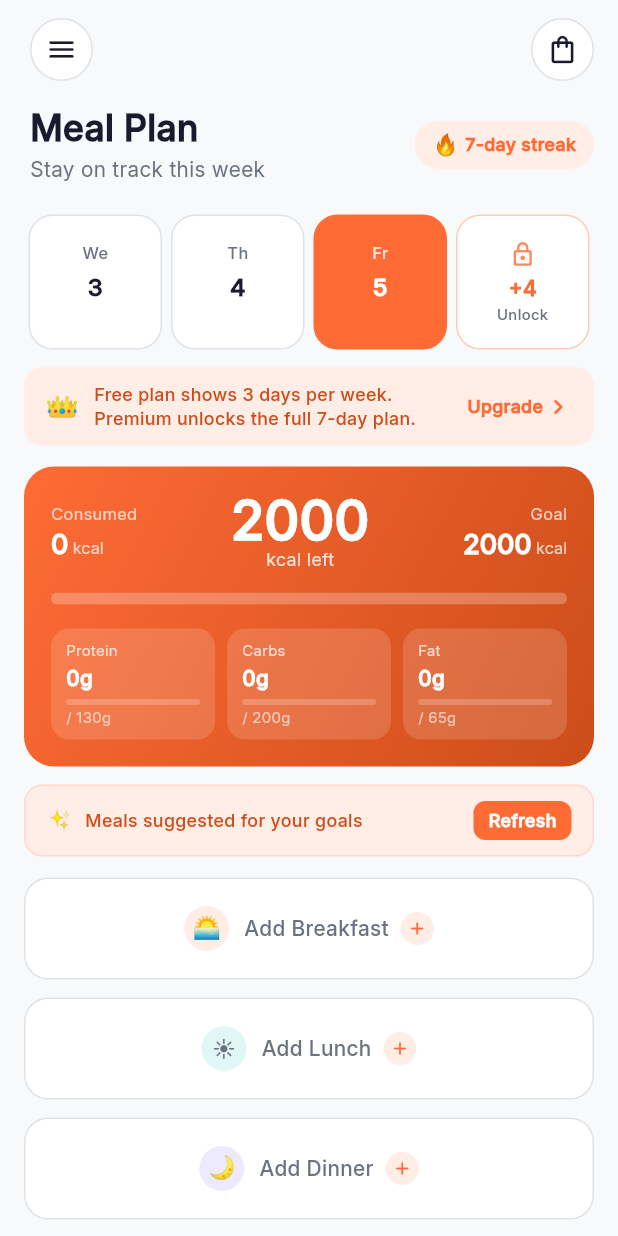
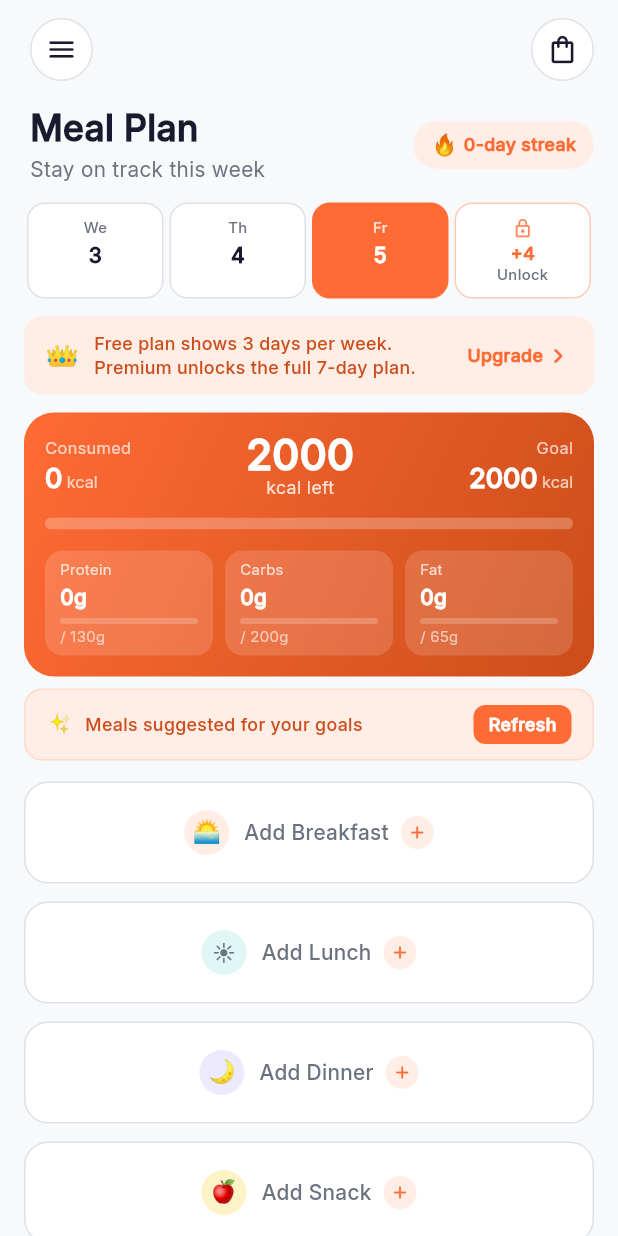
Before and after one commit to tside07/Cravvy-Cooking-App, a Flutter app: the MealPlanScreen screen opened directly, on a phone screen of 412 x 824 dp. Run offline on Flutter 3.47's test engine with Material 3 defaults, Android fonts, the phone set to English and light mode, and no system bars; our stand-ins replace cached_network_image, carousel_slider, easy_localization, equatable, flutter_dotenv, flutter_svg and 7 more; accounts and stored records are empty; project files that could hold a hidden picture were left out.

Commit message:
feat(meal-plan): real logged-meal streak and compact plan header

```diff
--- /dev/null
+++ b/lib/core/utils/meal_plan_streak.dart
@@ -0,0 +1,24 @@
+import 'package:cravvy_cooking_app/data/models/meal.dart';
+
+/// Consecutive days with at least one logged meal, counting backward from today.
+class MealPlanStreak {
+  MealPlanStreak._();
+
+  /// [todayIndex] Mon=0 … Sun=6; defaults to calendar today.
+  static int days(
+    List<DayPlan> weekPlan, {
+    int? todayIndex,
+  }) {
+    if (weekPlan.isEmpty) return 0;
+
+    final today = todayIndex ?? DateTime.now().weekday - 1;
+    final clampedToday = today.clamp(0, weekPlan.length - 1);
+
+    var streak = 0;
+    for (var i = clampedToday; i >= 0; i--) {
+      if (weekPlan[i].loggedCount <= 0) break;
+      streak++;
+    }
+    return streak;
+  }
+}
--- a/lib/modules/home/widgets/home_header_widget.dart
+++ b/lib/modules/home/widgets/home_header_widget.dart
@@ -1,5 +1,7 @@
 import 'package:cravvy_cooking_app/init.dart';
+import 'package:cravvy_cooking_app/core/utils/meal_plan_streak.dart';
 import 'package:cravvy_cooking_app/data/providers/auth_provider.dart';
+import 'package:cravvy_cooking_app/modules/meal_plan/provider/meal_plan_provider.dart';
 import 'package:easy_localization/easy_localization.dart';
 
 class HomeHeaderWidget extends StatelessWidget {
@@ -24,6 +26,9 @@ class HomeHeaderWidget extends StatelessWidget {
     final _ = context.locale;
     final user = context.watch<AuthProvider>().user;
     final firstName = user?.fullName?.split(' ').first ?? 'there';
+    final streak = MealPlanStreak.days(
+      context.watch<MealPlanProvider>().weekPlan,
+    );
 
     return Padding(
       padding: const EdgeInsets.only(left: 24, top: 20, right: 24),
@@ -49,7 +54,6 @@ class HomeHeaderWidget extends StatelessWidget {
               ],
             ),
           ),
-          // Streak badge — mock, sẽ làm thật Tuần 8
           Container(
             padding: AppPad.h12v6,
             decoration: BoxDecoration(
@@ -61,7 +65,7 @@ class HomeHeaderWidget extends StatelessWidget {
                 const Text('🔥', style: TextStyle(fontSize: 14)),
                 AppGap.w4,
                 Text(
-                  'home.streak_badge'.tr(namedArgs: {'n': '7'}),
+                  'home.streak_badge'.tr(namedArgs: {'n': '$streak'}),
                   style: AppTextStyles.s12.copyWith(
                     fontWeight: FontWeight.w700,
                     color: AppColors.primary,
--- a/lib/modules/meal_plan/screens/meal_plan_screen.dart
+++ b/lib/modules/meal_plan/screens/meal_plan_screen.dart
@@ -1,6 +1,7 @@
 // lib/modules/meal_plan/screens/meal_plan_screen.dart
 
 import 'package:cravvy_cooking_app/core/constants/plan_limits.dart';
+import 'package:cravvy_cooking_app/core/utils/meal_plan_streak.dart';
 import 'package:cravvy_cooking_app/data/services/usage_limit_service.dart';
 import 'package:cravvy_cooking_app/init.dart';
 import 'package:cravvy_cooking_app/data/models/meal.dart';
@@ -21,7 +22,6 @@ class MealPlanScreen extends StatelessWidget {
   @override
   Widget build(BuildContext context) {
     return Scaffold(
-      backgroundColor: AppColors.background,
       body: SafeArea(
         child: Column(
           children: [
@@ -46,6 +46,10 @@ class _StreakBadge extends StatelessWidget {
 
   @override
   Widget build(BuildContext context) {
+    final streak = MealPlanStreak.days(
+      context.watch<MealPlanProvider>().weekPlan,
+    );
+
     return Container(
       padding: AppPad.h12v6,
       decoration: BoxDecoration(
@@ -58,7 +62,7 @@ class _StreakBadge extends StatelessWidget {
           const Text('🔥', style: AppTextStyles.s14),
           AppGap.w4,
           Text(
-            'meal_plan.streak_days'.tr(namedArgs: {'n': '7'}),
+            'meal_plan.streak_days'.tr(namedArgs: {'n': '$streak'}),
             style: AppTextStyles.s12.copyWith(
               color: AppColors.primary,
               fontWeight: FontWeight.w700,
@@ -135,7 +139,7 @@ class _MealList extends StatelessWidget {
           onRefresh: provider.reload,
           color: AppColors.primary,
           child: ListView.builder(
-            padding: const EdgeInsets.fromLTRB(16, 12, 16, 100),
+            padding: const EdgeInsets.fromLTRB(16, 8, 16, 20),
             itemCount: _allSlots.length + 1, // +1 cho banner
             itemBuilder: (context, i) {
               // Index 0: banner "Làm mới gợi ý"
--- a/lib/modules/meal_plan/widgets/calorie_summary_widget.dart
+++ b/lib/modules/meal_plan/widgets/calorie_summary_widget.dart
@@ -13,8 +13,8 @@ class CalorieSummaryWidget extends StatelessWidget {
         final remaining = provider.remainingCalories;
 
         return Container(
-          margin: const EdgeInsets.fromLTRB(16, 14, 16, 0),
-          padding: AppPad.a18,
+          margin: const EdgeInsets.fromLTRB(16, 12, 16, 0),
+          padding: AppPad.a14,
           decoration: BoxDecoration(
             gradient: AppColors.primaryGradient,
             borderRadius: AppBorderRadius.a20,
@@ -34,7 +34,7 @@ class CalorieSummaryWidget extends StatelessWidget {
                       Text(
                         '${remaining > 0 ? remaining : 0}',
                         style: AppTextStyles.s20.copyWith(
-                          fontSize: 36,
+                          fontSize: 28,
                           fontWeight: FontWeight.w800,
                           color: AppColors.white,
                           height: 1,
@@ -57,7 +57,7 @@ class CalorieSummaryWidget extends StatelessWidget {
                   ),
                 ],
               ),
-              AppGap.h14,
+              AppGap.h12,
               ClipRRect(
                 borderRadius: AppBorderRadius.a8,
                 child: LinearProgressIndicator(
@@ -67,7 +67,7 @@ class CalorieSummaryWidget extends StatelessWidget {
                   valueColor: const AlwaysStoppedAnimation<Color>(Colors.white),
                 ),
               ),
-              AppGap.h16,
+              AppGap.h14,
               Row(
                 children: [
                   _MacroChip(
@@ -174,7 +174,7 @@ class _MacroChip extends StatelessWidget {
   Widget build(BuildContext context) {
     return Expanded(
       child: Container(
-        padding: AppPad.h10v8,
+        padding: AppPad.h10v6,
         decoration: BoxDecoration(
           color: Colors.white.withValues(alpha: 0.15),
           borderRadius: AppBorderRadius.a12,
--- a/lib/modules/meal_plan/widgets/week_strip_widget.dart
+++ b/lib/modules/meal_plan/widgets/week_strip_widget.dart
@@ -25,8 +25,8 @@ class WeekStripWidget extends StatelessWidget {
             !provider.hasPremiumAccess && visible.length < 7;
 
         return Container(
-          height: 90,
-          margin: const EdgeInsets.fromLTRB(16, 16, 16, 0),
+          height: 64,
+          margin: const EdgeInsets.fromLTRB(16, 8, 16, 0),
           child: Row(
             children: [
               ...visible.map((i) => _DayCell(
@@ -69,6 +69,7 @@ class _DayCell extends StatelessWidget {
 
   @override
   Widget build(BuildContext context) {
+    final appColors = context.appColors;
     final date = weekStart.add(Duration(days: index));
     final isSelected = provider.selectedDayIndex == index;
     final isToday = index == DateTime.now().weekday - 1;
@@ -80,19 +81,20 @@ class _DayCell extends StatelessWidget {
     return Expanded(
       child: GestureDetector(
         onTap: () => provider.selectDay(index),
+        behavior: HitTestBehavior.opaque,
         child: AnimatedContainer(
           duration: const Duration(milliseconds: 250),
-          margin: const EdgeInsets.symmetric(horizontal: 3),
-          padding: AppPad.v10,
+          margin: const EdgeInsets.symmetric(horizontal: 2),
+          padding: AppPad.v6,
           decoration: BoxDecoration(
-            color: isSelected ? AppColors.primary : AppColors.surface,
-            borderRadius: AppBorderRadius.a16,
+            color: isSelected ? AppColors.primary : appColors.cardSurface,
+            borderRadius: AppBorderRadius.a12,
             border: Border.all(
               color: isSelected
                   ? AppColors.primary
                   : isToday
                       ? AppColors.primary.withValues(alpha: 0.4)
-                      : AppColors.border,
+                      : appColors.borderDivider,
               width: isToday && !isSelected ? 1.5 : 1,
             ),
           ),
@@ -102,25 +104,25 @@ class _DayCell extends StatelessWidget {
               Text(
                 WeekStripWidget._dayKeys[index].tr(),
                 style: AppTextStyles.s12.copyWith(
-                  fontSize: 11,
+                  fontSize: 10,
                   fontWeight: FontWeight.w600,
                   color: isSelected
                       ? Colors.white.withValues(alpha: 0.8)
-                      : AppColors.textSecondary,
+                      : appColors.textSecondary,
                 ),
               ),
-              AppGap.h4,
+              AppGap.h2,
               Text(
                 DateFormat('d').format(date),
-                style: AppTextStyles.s16.copyWith(
+                style: AppTextStyles.s14.copyWith(
                   fontWeight: FontWeight.w800,
-                  color: isSelected ? AppColors.white : AppColors.textPrimary,
+                  color: isSelected ? appColors.onPrimary : appColors.textPrimary,
                 ),
               ),
-              AppGap.h6,
+              AppGap.h3,
               Container(
-                width: 6,
-                height: 6,
+                width: 5,
+                height: 5,
                 decoration: BoxDecoration(
                   shape: BoxShape.circle,
                   color: !hasPlan
@@ -131,7 +133,7 @@ class _DayCell extends StatelessWidget {
                               ? AppColors.warning
                               : isSelected
                                   ? Colors.white.withValues(alpha: 0.4)
-                                  : AppColors.border,
+                                  : appColors.borderDivider,
                 ),
               ),
             ],
@@ -153,15 +155,18 @@ class _LockedDaysTeaser extends StatelessWidget {
 
   @override
   Widget build(BuildContext context) {
+    final appColors = context.appColors;
+
     return Expanded(
       child: GestureDetector(
         onTap: onTap,
+        behavior: HitTestBehavior.opaque,
         child: Container(
-          margin: const EdgeInsets.symmetric(horizontal: 3),
-          padding: AppPad.v10,
+          margin: const EdgeInsets.symmetric(horizontal: 2),
+          padding: AppPad.v6,
           decoration: BoxDecoration(
-            color: AppColors.surface,
-            borderRadius: AppBorderRadius.a16,
+            color: appColors.cardSurface,
+            borderRadius: AppBorderRadius.a12,
             border: Border.all(
               color: AppColors.primary.withValues(alpha: 0.35),
               width: 1,
@@ -173,25 +178,24 @@ class _LockedDaysTeaser extends StatelessWidget {
             children: [
               Icon(
                 Icons.lock_outline_rounded,
-                size: 18,
+                size: 14,
                 color: AppColors.primary.withValues(alpha: 0.8),
               ),
-              AppGap.h4,
+              AppGap.h2,
               Text(
                 '+$hiddenCount',
-                style: AppTextStyles.s14.copyWith(
+                style: AppTextStyles.s12.copyWith(
                   fontWeight: FontWeight.w800,
                   color: AppColors.primary,
                 ),
               ),
-              AppGap.h2,
               Text(
                 'limits.unlock_week'.tr(),
                 textAlign: TextAlign.center,
-                maxLines: 2,
+                maxLines: 1,
                 overflow: TextOverflow.ellipsis,
                 style: AppTextStyles.s10.copyWith(
-                  color: AppColors.textSecondary,
+                  color: appColors.textSecondary,
                   fontWeight: FontWeight.w600,
                   height: 1.1,
                 ),
--- a/lib/modules/progress/screens/progress_screen.dart
+++ b/lib/modules/progress/screens/progress_screen.dart
@@ -1,4 +1,5 @@
 import 'package:cravvy_cooking_app/init.dart';
+import 'package:cravvy_cooking_app/core/utils/meal_plan_streak.dart';
 import 'package:cravvy_cooking_app/core/widgets/template/custom_app_bar.dart';
 import 'package:cravvy_cooking_app/common/widgets/centered_loading.dart';
 import 'package:cravvy_cooking_app/data/models/meal.dart';
@@ -66,14 +67,7 @@ class ProgressScreen extends StatelessWidget {
       );
     }
 
-    final today = todayIndex ?? DateTime.now().weekday - 1;
-    final clampedToday = today.clamp(0, weekPlan.length - 1);
-
-    var streak = 0;
-    for (var i = clampedToday; i >= 0; i--) {
-      if (weekPlan[i].loggedCount <= 0) break;
-      streak++;
-    }
+    final streak = MealPlanStreak.days(weekPlan, todayIndex: todayIndex);
 
     final mealsLogged = weekPlan.fold<int>(0, (sum, d) => sum + d.loggedCount);
 
@@ -175,7 +169,6 @@ class ProgressScreen extends StatelessWidget {
     ];
 
     return Scaffold(
-      backgroundColor: AppColors.background,
       body: SafeArea(
         child: CustomScrollView(
           slivers: [
```
Also changed, not shown: 1 other file.
